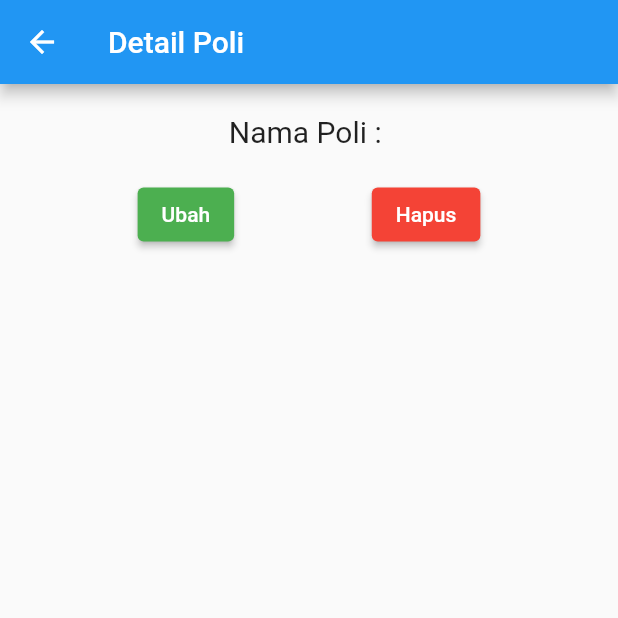
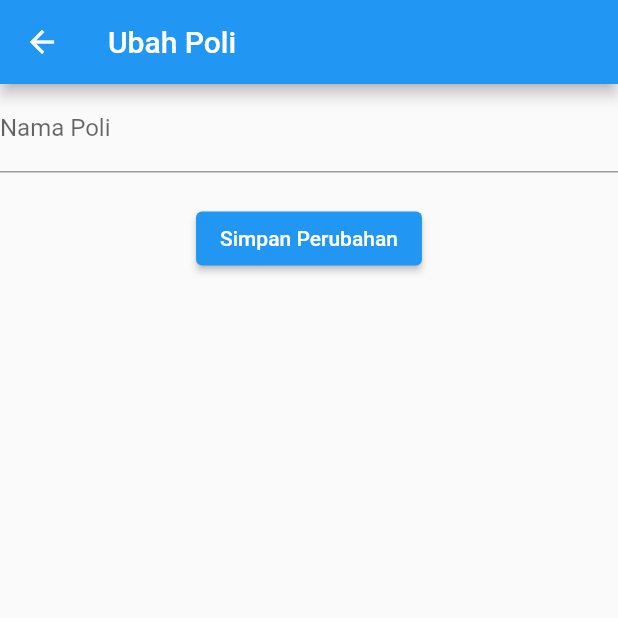
Before and after one commit to alfimonth/mobile-app-klinik, a Flutter app: the PoliDetail screen opened directly with empty values, after a tap on "Ubah", on a phone screen of 412 x 824 dp, the top half of it. Run offline on Flutter 3.47's test engine with Material 2 defaults, Android fonts, the phone set to English and light mode, and no system bars.

Commit message:
Membuat form ubah poli

```diff
--- a/lib/ui/poli_detail.dart
+++ b/lib/ui/poli_detail.dart
@@ -1,4 +1,5 @@
 import 'package:flutter/material.dart';
+import 'poli_update_form.dart';
 import '../model/poli.dart';
 
 class PoliDetail extends StatefulWidget {
@@ -15,7 +16,8 @@
   Widget build(BuildContext context) {
     return Scaffold(
       appBar: AppBar(title: Text("Detail Poli")),
-      body: Column(children: [
+      body: Column(
+        children: [
           SizedBox(height: 20),
           Text(
             "Nama Poli : ${widget.poli.namaPoli}",
@@ -25,17 +27,31 @@
           Row(
             mainAxisAlignment: MainAxisAlignment.spaceEvenly,
             children: [
-            ElevatedButton(
-                onPressed: () {},
+              _tombolUbah(),
+              _tombolHapus(),
+            ],
+          )
+        ],
+      ),
+    );
+  }
+
+  _tombolUbah() {
+    return ElevatedButton(
+        onPressed: () {
+          Navigator.push(
+              context,
+              MaterialPageRoute(
+                  builder: (context) => PoliUpdateForm(poli: widget.poli)));
+        },
         style: ElevatedButton.styleFrom(backgroundColor: Colors.green),
-                child: const Text("Ubah")),
-            ElevatedButton(
+        child: const Text("Ubah"));
+  }
+
+  _tombolHapus() {
+    return ElevatedButton(
         onPressed: () {},
         style: ElevatedButton.styleFrom(backgroundColor: Colors.red),
-                child: const Text("Hapus")),
-          ],
-        )
-      ]),
-    );
+        child: const Text("Hapus"));
   }
 }
--- /dev/null
+++ b/lib/ui/poli_update_form.dart
@@ -0,0 +1,56 @@
+import 'package:flutter/material.dart';
+import '../model/poli.dart';
+import '../ui/poli_detail.dart';
+
+class PoliUpdateForm extends StatefulWidget {
+  final Poli poli;
+
+  const PoliUpdateForm({Key? key, required this.poli}) : super(key: key);
+  _PoliUpdateFormState createState() => _PoliUpdateFormState();
+}
+
+class _PoliUpdateFormState extends State<PoliUpdateForm> {
+  final _formKey = GlobalKey<FormState>();
+  final _namaPoliCtrl = TextEditingController();
+
+  @override
+  void initState() {
+    super.initState();
+    setState(() {
+      _namaPoliCtrl.text = widget.poli.namaPoli;
+    });
+  }
+
+  @override
+  Widget build(BuildContext context) {
+    return Scaffold(
+      appBar: AppBar(title: const Text("Ubah Poli")),
+      body: SingleChildScrollView(
+        child: Form(
+          key: _formKey,
+          child: Column(
+            children: [_fieldNamaPoli(), SizedBox(height: 20), _tombolSimpan()],
+          ),
+        ),
+      ),
+    );
+  }
+
+  _fieldNamaPoli() {
+    return TextField(
+      decoration: const InputDecoration(labelText: "Nama Poli"),
+      controller: _namaPoliCtrl,
+    );
+  }
+
+  _tombolSimpan() {
+    return ElevatedButton(
+        onPressed: () {
+          Poli poli = new Poli(namaPoli: _namaPoliCtrl.text);
+          Navigator.pop(context);
+          Navigator.pushReplacement(context,
+              MaterialPageRoute(builder: (context) => PoliDetail(poli: poli)));
+        },
+        child: const Text("Simpan Perubahan"));
+  }
+}
```
Lines whose indentation alone changed are shown as unchanged.
